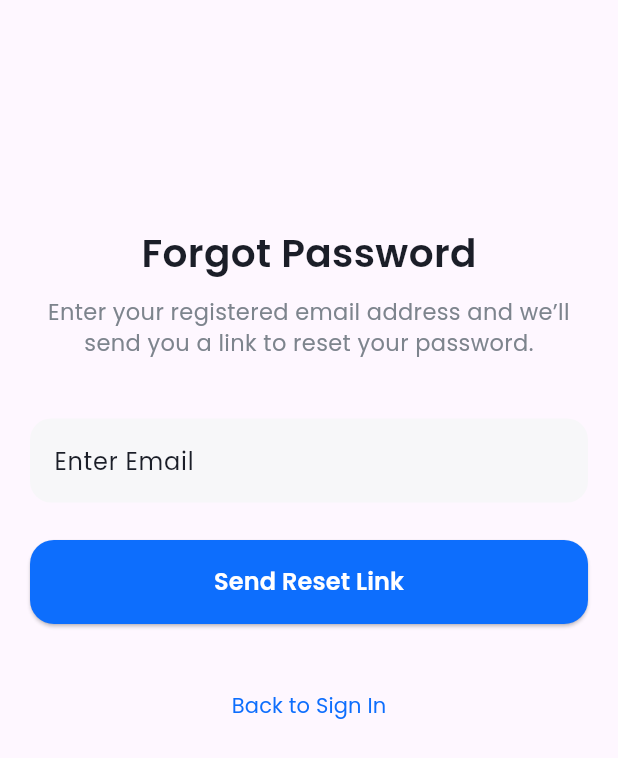
After one commit to soham-mane19/Travel_app, a Flutter app: the ForgotPasswordScreen screen opened directly, on a phone screen of 412 x 824 dp. The commit adds this screen. Shown: the top 758 px of the screen. Run offline on Flutter 3.47's test engine with Material 3 defaults, Android fonts, the phone set to English and light mode, and no system bars; our stand-ins replace firebase_auth, firebase_core, geolocator, google_fonts, permission_handler, shared_preferences; accounts and stored records are empty.

Commit message:
add the foggot password fuctionality

```diff
--- /dev/null
+++ b/lib/modules/auth/screens/forgot_password_screen.dart
@@ -0,0 +1,145 @@
+import 'package:firebase_auth/firebase_auth.dart';
+import 'package:flutter/material.dart';
+import 'package:google_fonts/google_fonts.dart';
+
+class ForgotPasswordScreen extends StatefulWidget {
+  const ForgotPasswordScreen({super.key});
+
+  @override
+  State<ForgotPasswordScreen> createState() => _ForgotPasswordScreenState();
+}
+
+class _ForgotPasswordScreenState extends State<ForgotPasswordScreen> {
+  final TextEditingController emailCon = TextEditingController();
+  bool isLoading = false;
+
+  Future<void> resetPassword() async {
+    final email = emailCon.text.trim();
+
+    if (email.isEmpty) {
+      ScaffoldMessenger.of(context).showSnackBar(
+        const SnackBar(content: Text('Please enter your email')),
+      );
+      return;
+    }
+
+    setState(() => isLoading = true);
+
+    try {
+      await FirebaseAuth.instance.sendPasswordResetEmail(email: email);
+      ScaffoldMessenger.of(context).showSnackBar(
+        SnackBar(content: Text('Password reset link sent to $email')),
+      );
+      Navigator.pop(context); // go back to login screen
+    } on FirebaseAuthException catch (e) {
+      ScaffoldMessenger.of(context).showSnackBar(
+        SnackBar(content: Text(e.message ?? 'Something went wrong')),
+      );
+    } finally {
+      setState(() => isLoading = false);
+    }
+  }
+
+  @override
+  Widget build(BuildContext context) {
+    return Scaffold(
+      body: SingleChildScrollView(
+        child: Column(
+          children: [
+            const SizedBox(height: 150),
+            Row(
+              mainAxisAlignment: MainAxisAlignment.center,
+              children: [
+                Text("Forgot Password",
+                    style: GoogleFonts.poppins(
+                        fontSize: 26,
+                        fontWeight: FontWeight.w600,
+                        color: const Color.fromRGBO(27, 30, 40, 1))),
+              ],
+            ),
+            const SizedBox(height: 10),
+            Padding(
+              padding: const EdgeInsets.symmetric(horizontal: 25),
+              child: Text(
+                "Enter your registered email address and we’ll send you a link to reset your password.",
+                textAlign: TextAlign.center,
+                style: GoogleFonts.poppins(
+                  fontSize: 15,
+                  fontWeight: FontWeight.w400,
+                  color: const Color.fromRGBO(125, 132, 141, 1),
+                ),
+              ),
+            ),
+            Padding(
+              padding: const EdgeInsets.only(top: 40, left: 20, right: 20),
+              child: Column(
+                children: [
+                  TextFormField(
+                    controller: emailCon,
+                    decoration: InputDecoration(
+                      hintText: 'Enter Email',
+                      hintStyle: GoogleFonts.poppins(
+                        fontSize: 16,
+                        fontWeight: FontWeight.w400,
+                        color: const Color.fromRGBO(27, 30, 40, 1),
+                      ),
+                      border: OutlineInputBorder(
+                        borderSide: BorderSide.none,
+                        borderRadius: BorderRadius.circular(14),
+                      ),
+                      fillColor: const Color.fromRGBO(247, 247, 249, 1),
+                      filled: true,
+                    ),
+                  ),
+                  const SizedBox(height: 25),
+                  isLoading
+                      ? const CircularProgressIndicator()
+                      : ElevatedButton(
+                          style: const ButtonStyle(
+                            backgroundColor: MaterialStatePropertyAll(
+                              Color.fromRGBO(13, 110, 253, 1),
+                            ),
+                            minimumSize: MaterialStatePropertyAll(
+                              Size(double.infinity, 56),
+                            ),
+                            shape: MaterialStatePropertyAll(
+                              RoundedRectangleBorder(
+                                borderRadius:
+                                    BorderRadius.all(Radius.circular(16)),
+                              ),
+                            ),
+                          ),
+                          onPressed: resetPassword,
+                          child: Text(
+                            "Send Reset Link",
+                            style: GoogleFonts.poppins(
+                              fontSize: 16,
+                              fontWeight: FontWeight.w600,
+                              color: Colors.white,
+                            ),
+                          ),
+                        ),
+                  const SizedBox(height: 30),
+                  TextButton(
+                    onPressed: () {
+                      Navigator.pop(context);
+                    },
+                    child: Text(
+                      "Back to Sign In",
+                      style: GoogleFonts.poppins(
+                        fontSize: 14,
+                        fontWeight: FontWeight.w400,
+                        color: const Color.fromRGBO(13, 110, 253, 1),
+                      ),
+                    ),
+                  ),
+
+                ],
+              ),
+            ),
+          ],
+        ),
+      ),
+    );
+  }
+}
--- a/lib/modules/auth/screens/onboarding/onboard3.dart
+++ b/lib/modules/auth/screens/onboarding/onboard3.dart
@@ -191,6 +191,8 @@ class Onboard3 extends StatelessWidget {
                  }
                  else{
 
+
+
                  }
             },
             child: Text("Skip",
--- a/lib/modules/auth/screens/signin.dart
+++ b/lib/modules/auth/screens/signin.dart
@@ -2,6 +2,7 @@ import 'package:firebase_auth/firebase_auth.dart';
 import 'package:flutter/material.dart';
 
 import 'package:google_fonts/google_fonts.dart';
+import 'package:travel_app/modules/auth/screens/forgot_password_screen.dart';
 import 'package:travel_app/modules/home/screens/homeScreen.dart';
 
 import 'package:travel_app/modules/auth/screens/signup.dart';
@@ -104,8 +105,13 @@ class _SigninState extends State<Signin> {
                     mainAxisAlignment: MainAxisAlignment.end,
                     children: [
                       GestureDetector(
-                        onTap: () {},
-                        child: Text("Forget Password?",
+                        onTap: () {
+Navigator.of(context).push(MaterialPageRoute(builder: (context){
+return ForgotPasswordScreen();
+}));
+
+                        },
+                        child: Text("Forgot Password?",
                             style: GoogleFonts.poppins(
                                 fontSize: 14,
                                 fontWeight: FontWeight.w400,
```
